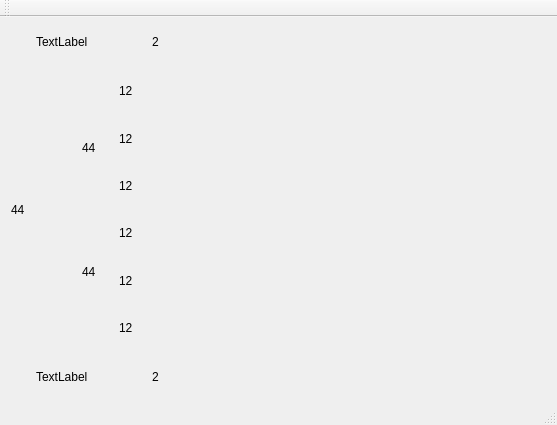
maoyutao/GwentGame, file mainwindow.ui: the form before one commit.
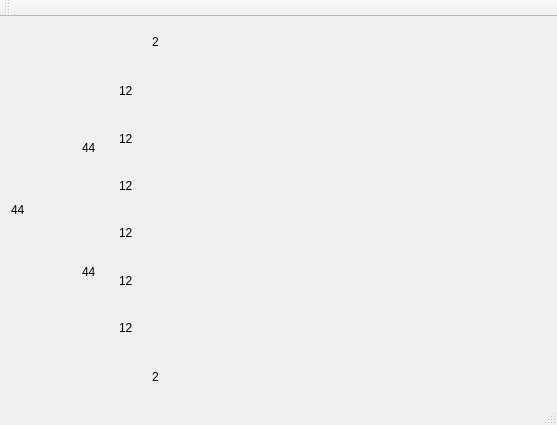
The form after the commit. The open tabs and pages were chosen to show the change. Icons and pictures are not drawn. Custom widgets are drawn as their Qt base class.

```diff
--- a/mainwindow.ui
+++ b/mainwindow.ui
@@ -1157,7 +1157,7 @@
               <item row="1" column="1">
                <widget class="QLabel" name="label_19">
                 <property name="text">
-                 <string>TextLabel</string>
+                 <string/>
                 </property>
                </widget>
               </item>
@@ -2129,7 +2129,7 @@
               <item row="1" column="1">
                <widget class="QLabel" name="label_28">
                 <property name="text">
-                 <string>TextLabel</string>
+                 <string/>
                 </property>
                </widget>
               </item>
```
Left out of the diff: 4 changed lines with no effect on the pictures.
